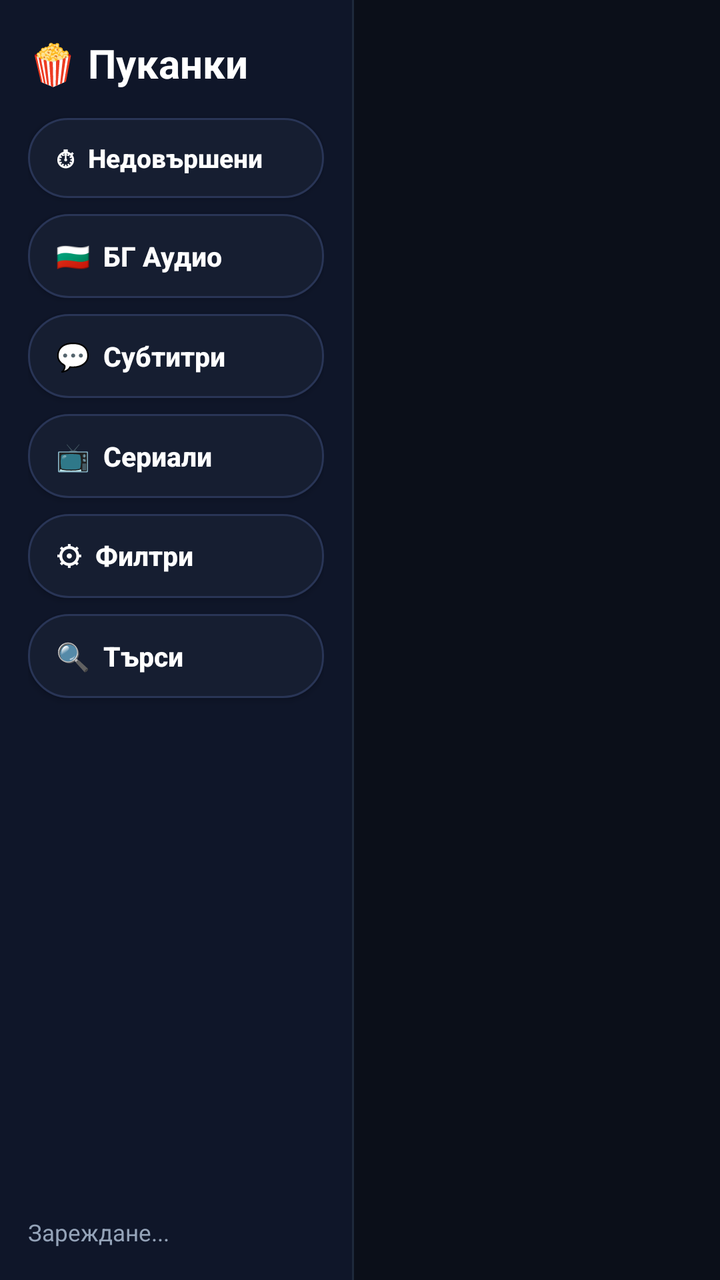
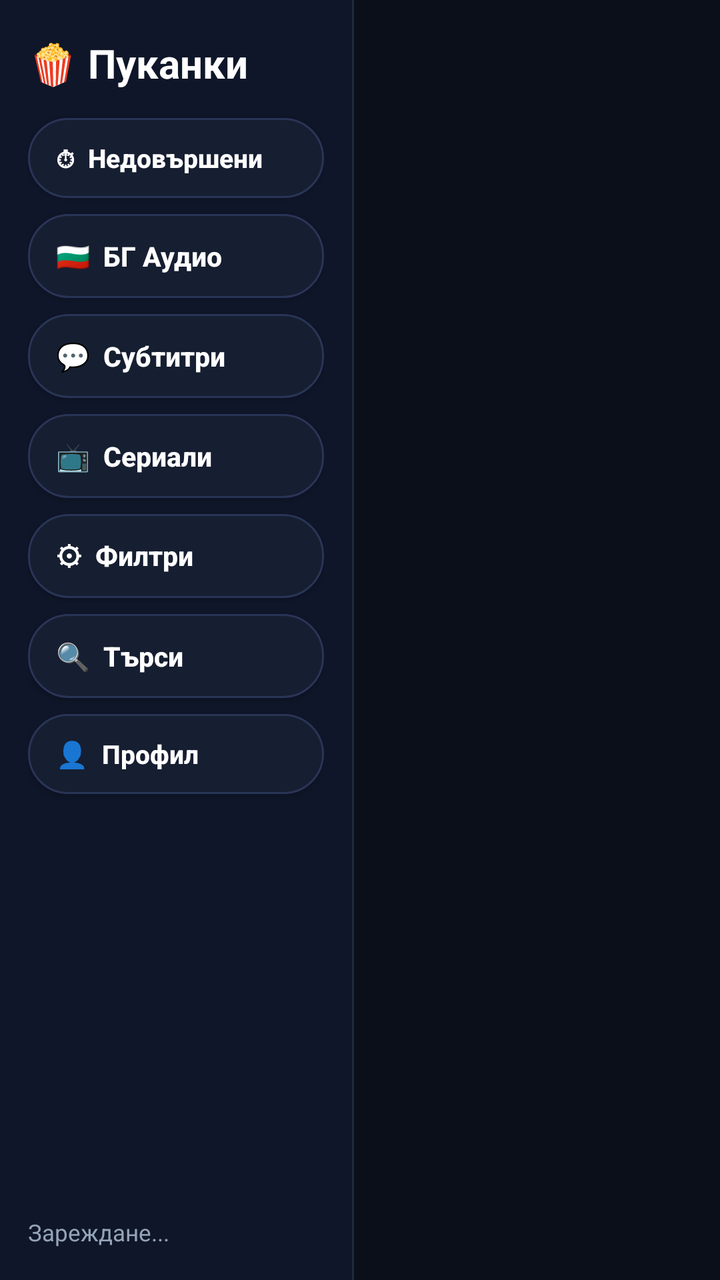

Screens rendered from an Android XML layout before and after an edit, with the pre-edit source and the edit as a unified diff.
<!-- AndroidManifest.xml: application theme Theme.PukankiTV -->
<!-- res/layout/activity_main.xml -->
<?xml version="1.0" encoding="utf-8"?>
<FrameLayout xmlns:android="http://schemas.android.com/apk/res/android"
    android:layout_width="match_parent"
    android:layout_height="match_parent"
    android:background="#0B0F19">

    
    <LinearLayout
        android:id="@+id/browseContainer"
        android:layout_width="match_parent"
        android:layout_height="match_parent"
        android:orientation="horizontal">

        
        <LinearLayout
            android:id="@+id/leftSidebar"
            android:layout_width="176dp"
            android:layout_height="match_parent"
            android:background="#0F1629"
            android:orientation="vertical"
            android:paddingLeft="14dp"
            android:paddingTop="18dp"
            android:paddingRight="14dp"
            android:paddingBottom="16dp">

            <TextView
                android:id="@+id/sidebarLogoText"
                android:layout_width="match_parent"
                android:layout_height="wrap_content"
                android:layout_marginBottom="14dp"
                android:gravity="center_vertical"
                android:text="🍿 Пуканки"
                android:textColor="#FFFFFF"
                android:textSize="20sp"
                android:textStyle="bold" />

            <Button
                android:id="@+id/tabContinueBtn"
                android:layout_width="match_parent"
                android:layout_height="40dp"
                android:layout_marginBottom="8dp"
                android:background="@drawable/bg_tab_selector"
                android:gravity="start|center_vertical"
                android:nextFocusRight="@id/moviesRecycler"
                android:paddingLeft="14dp"
                android:paddingRight="12dp"
                android:text="⏱  Недовършени"
                android:textAllCaps="false"
                android:textColor="#FFFFFF"
                android:textSize="13sp"
                android:textStyle="bold" />

            <Button
                android:id="@+id/tabBgBtn"
                android:layout_width="match_parent"
                android:layout_height="42dp"
                android:layout_marginBottom="8dp"
                android:background="@drawable/bg_tab_selector"
                android:gravity="start|center_vertical"
                android:nextFocusRight="@id/moviesRecycler"
                android:paddingLeft="14dp"
                android:paddingRight="12dp"
                android:text="🇧🇬  БГ Аудио"
                android:textAllCaps="false"
                android:textColor="#FFFFFF"
                android:textSize="13.5sp"
                android:textStyle="bold" />

            <Button
                android:id="@+id/tabSubBtn"
                android:layout_width="match_parent"
                android:layout_height="42dp"
                android:layout_marginBottom="8dp"
                android:background="@drawable/bg_tab_selector"
                android:gravity="start|center_vertical"
                android:nextFocusRight="@id/moviesRecycler"
                android:paddingLeft="14dp"
                android:paddingRight="12dp"
                android:text="💬  Субтитри"
                android:textAllCaps="false"
                android:textColor="#FFFFFF"
                android:textSize="13.5sp"
                android:textStyle="bold" />

            <Button
                android:id="@+id/tabSeriesBtn"
                android:layout_width="match_parent"
                android:layout_height="42dp"
                android:layout_marginBottom="8dp"
                android:background="@drawable/bg_tab_selector"
                android:gravity="start|center_vertical"
                android:nextFocusRight="@id/moviesRecycler"
                android:paddingLeft="14dp"
                android:paddingRight="12dp"
                android:text="📺  Сериали"
                android:textAllCaps="false"
                android:textColor="#FFFFFF"
                android:textSize="13.5sp"
                android:textStyle="bold" />

            <Button
                android:id="@+id/tabGenreBtn"
                android:layout_width="match_parent"
                android:layout_height="42dp"
                android:layout_marginBottom="8dp"
                android:background="@drawable/bg_tab_selector"
                android:gravity="start|center_vertical"
                android:nextFocusRight="@id/moviesRecycler"
                android:paddingLeft="14dp"
                android:paddingRight="12dp"
                android:text="⚙  Филтри"
                android:textAllCaps="false"
                android:textColor="#FFFFFF"
                android:textSize="13.5sp"
                android:textStyle="bold" />

            <Button
                android:id="@+id/tabSearchBtn"
                android:layout_width="match_parent"
                android:layout_height="42dp"
                android:background="@drawable/bg_tab_selector"
                android:gravity="start|center_vertical"
                android:nextFocusRight="@id/moviesRecycler"
                android:paddingLeft="14dp"
                android:paddingRight="12dp"
                android:text="🔍  Търси"
                android:textAllCaps="false"
                android:textColor="#FFFFFF"
                android:textSize="13.5sp"
                android:textStyle="bold" />

            <View
                android:layout_width="match_parent"
                android:layout_height="0dp"
                android:layout_weight="1" />

            <TextView
                android:id="@+id/statusText"
                android:layout_width="match_parent"
                android:layout_height="wrap_content"
                android:lineSpacingExtra="2dp"
                android:text="Зареждане..."
                android:textColor="#94A3B8"
                android:textSize="11.5sp" />
        </LinearLayout>

        
        <View
            android:layout_width="1dp"
            android:layout_height="match_parent"
            android:background="#1E293B" />

        
        <LinearLayout
            android:layout_width="0dp"
            android:layout_height="match_parent"
            android:layout_weight="1"
            android:orientation="vertical"
            android:paddingLeft="14dp"
            android:paddingTop="12dp"
            android:paddingRight="16dp"
            android:paddingBottom="8dp">

            
            <LinearLayout
                android:id="@+id/searchRow"
                android:layout_width="match_parent"
                android:layout_height="wrap_content"
                android:layout_marginBottom="10dp"
                android:gravity="center_vertical"
                android:orientation="horizontal"
                android:visibility="gone">

                <EditText
                    android:id="@+id/searchInput"
                    android:layout_width="0dp"
                    android:layout_height="42dp"
                    android:layout_marginEnd="10dp"
                    android:layout_weight="1"
                    android:background="@drawable/bg_btn_secondary"
                    android:hint="Въведи име на филм или сериал..."
                    android:imeOptions="actionSearch"
                    android:inputType="text"
                    android:paddingLeft="14dp"
                    android:paddingRight="14dp"
                    android:singleLine="true"
                    android:textColor="#FFFFFF"
                    android:textColorHint="#64748B"
                    android:textSize="14sp" />

                <Button
                    android:id="@+id/searchGoBtn"
                    android:layout_width="wrap_content"
                    android:layout_height="42dp"
                    android:background="@drawable/bg_btn_primary"
                    android:paddingLeft="18dp"
                    android:paddingRight="18dp"
                    android:text="Търси"
                    android:textAllCaps="false"
                    android:textColor="#FFFFFF"
                    android:textSize="14sp"
                    android:textStyle="bold" />
            </LinearLayout>

            
            <FrameLayout
                android:layout_width="match_parent"
                android:layout_height="0dp"
                android:layout_weight="1">

                <androidx.recyclerview.widget.RecyclerView
                    android:id="@+id/moviesRecycler"
                    android:layout_width="match_parent"
                    android:layout_height="match_parent"
                    android:clipToPadding="false"
                    android:paddingBottom="16dp" />

                <ProgressBar
                    android:id="@+id/mainProgress"
                    android:layout_width="48dp"
                    android:layout_height="48dp"
                    android:layout_gravity="center" />

                <TextView
                    android:id="@+id/emptyText"
                    android:layout_width="wrap_content"
                    android:layout_height="wrap_content"
                    android:layout_gravity="center"
                    android:text="Няма намерени филми."
                    android:textColor="#94A3B8"
                    android:textSize="16sp"
                    android:visibility="gone" />
            </FrameLayout>
        </LinearLayout>
    </LinearLayout>

    
    <FrameLayout
        android:id="@+id/detailOverlay"
        android:layout_width="match_parent"
        android:layout_height="match_parent"
        android:background="#F20B0F19"
        android:clickable="true"
        android:visibility="gone">

        <ImageView
            android:id="@+id/detailBackdrop"
            android:layout_width="match_parent"
            android:layout_height="match_parent"
            android:alpha="0.22"
            android:scaleType="centerCrop" />

        <LinearLayout
            android:layout_width="match_parent"
            android:layout_height="match_parent"
            android:gravity="center_vertical"
            android:orientation="horizontal"
            android:padding="36dp">

            <ImageView
                android:id="@+id/detailPoster"
                android:layout_width="220dp"
                android:layout_height="330dp"
                android:layout_marginEnd="32dp"
                android:background="#1E293B"
                android:scaleType="centerCrop" />

            <LinearLayout
                android:layout_width="0dp"
                android:layout_height="wrap_content"
                android:layout_weight="1"
                android:orientation="vertical">

                <TextView
                    android:id="@+id/detailTitle"
                    android:layout_width="match_parent"
                    android:layout_height="wrap_content"
                    android:text="Заглавие"
                    android:textColor="#FFFFFF"
                    android:textSize="30sp"
                    android:textStyle="bold" />

                <TextView
                    android:id="@+id/detailMeta"
                    android:layout_width="match_parent"
                    android:layout_height="wrap_content"
                    android:layout_marginTop="8dp"
                    android:text="1998 • ★ 7.3 • 99 мин • 🇧🇬 БГ Аудио"
                    android:textColor="#34D399"
                    android:textSize="15sp"
                    android:textStyle="bold" />

                <TextView
                    android:id="@+id/detailOverview"
                    android:layout_width="match_parent"
                    android:layout_height="wrap_content"
                    android:layout_marginTop="14dp"
                    android:lineSpacingMultiplier="1.25"
                    android:maxLines="5"
                    android:ellipsize="end"
                    android:text="Описание..."
                    android:textColor="#CBD5E1"
                    android:textSize="15sp" />

                
                <LinearLayout
                    android:layout_width="match_parent"
                    android:layout_height="wrap_content"
                    android:layout_marginTop="22dp"
                    android:orientation="horizontal">

                    <Button
                        android:id="@+id/detailPlayBtn"
                        android:layout_width="wrap_content"
                        android:layout_height="48dp"
                        android:layout_marginEnd="14dp"
                        android:background="@drawable/bg_btn_primary"
                        android:paddingLeft="28dp"
                        android:paddingRight="28dp"
                        android:text="▶ ГЛЕДАЙ СЕГА"
                        android:textAllCaps="false"
                        android:textColor="#FFFFFF"
                        android:textSize="16sp"
                        android:textStyle="bold" />

                    <Button
                        android:id="@+id/detailBackBtn"
                        android:layout_width="wrap_content"
                        android:layout_height="48dp"
                        android:background="@drawable/bg_btn_secondary"
                        android:paddingLeft="20dp"
                        android:paddingRight="20dp"
                        android:text="← Назад"
                        android:textAllCaps="false"
                        android:textColor="#E2E8F0"
                        android:textSize="15sp" />
                </LinearLayout>

                
                <TextView
                    android:layout_width="wrap_content"
                    android:layout_height="wrap_content"
                    android:layout_marginTop="18dp"
                    android:layout_marginBottom="8dp"
                    android:text="Избери конкретен плеър:"
                    android:textColor="#94A3B8"
                    android:textSize="13sp" />

                <HorizontalScrollView
                    android:layout_width="match_parent"
                    android:layout_height="wrap_content"
                    android:scrollbars="none">

                    <LinearLayout
                        android:id="@+id/detailSourcesContainer"
                        android:layout_width="wrap_content"
                        android:layout_height="wrap_content"
                        android:orientation="horizontal" />
                </HorizontalScrollView>
            </LinearLayout>
        </LinearLayout>
    </FrameLayout>

    
    <LinearLayout
        android:id="@+id/filtersOverlay"
        android:layout_width="match_parent"
        android:layout_height="match_parent"
        android:background="#F50B0F19"
        android:orientation="vertical"
        android:paddingLeft="32dp"
        android:paddingTop="22dp"
        android:paddingRight="32dp"
        android:paddingBottom="18dp"
        android:visibility="gone">

        
        <LinearLayout
            android:layout_width="match_parent"
            android:layout_height="wrap_content"
            android:layout_marginBottom="14dp"
            android:gravity="center_vertical"
            android:orientation="horizontal">

            <TextView
                android:layout_width="0dp"
                android:layout_height="wrap_content"
                android:layout_weight="1"
                android:text="⚙ Филтри и сортиране"
                android:textColor="#FFFFFF"
                android:textSize="22sp"
                android:textStyle="bold" />

            <Button
                android:id="@+id/filtersApplyBtn"
                android:layout_width="wrap_content"
                android:layout_height="40dp"
                android:layout_marginEnd="10dp"
                android:background="@drawable/bg_btn_primary"
                android:paddingLeft="20dp"
                android:paddingRight="20dp"
                android:text="✓ Приложи"
                android:textAllCaps="false"
                android:textColor="#FFFFFF"
                android:textSize="14sp"
                android:textStyle="bold" />

            <Button
                android:id="@+id/filtersResetBtn"
                android:layout_width="wrap_content"
                android:layout_height="40dp"
                android:layout_marginEnd="10dp"
                android:background="@drawable/bg_btn_secondary"
                android:paddingLeft="16dp"
                android:paddingRight="16dp"
                android:text="✕ Изчисти"
                android:textAllCaps="false"
                android:textColor="#FFFFFF"
                android:textSize="14sp" />

            <Button
                android:id="@+id/filtersCloseBtn"
                android:layout_width="wrap_content"
                android:layout_height="40dp"
                android:background="@drawable/bg_btn_secondary"
                android:paddingLeft="16dp"
                android:paddingRight="16dp"
                android:text="← Назад"
                android:textAllCaps="false"
                android:textColor="#E2E8F0"
                android:textSize="14sp" />
        </LinearLayout>

        <ScrollView
            android:layout_width="match_parent"
            android:layout_height="0dp"
            android:layout_weight="1"
            android:scrollbars="none">

            <LinearLayout
                android:layout_width="match_parent"
                android:layout_height="wrap_content"
                android:orientation="vertical"
                android:paddingBottom="16dp">

                
                <TextView
                    android:layout_width="wrap_content"
                    android:layout_height="wrap_content"
                    android:layout_marginBottom="6dp"
                    android:text="↕ Сортиране"
                    android:textColor="#34D399"
                    android:textSize="14sp"
                    android:textStyle="bold" />

                <HorizontalScrollView
                    android:layout_width="match_parent"
                    android:layout_height="wrap_content"
                    android:layout_marginBottom="14dp"
                    android:scrollbars="none">

                    <LinearLayout
                        android:id="@+id/filterSortRow"
                        android:layout_width="wrap_content"
                        android:layout_height="wrap_content"
                        android:orientation="horizontal" />
                </HorizontalScrollView>

                
                <TextView
                    android:layout_width="wrap_content"
                    android:layout_height="wrap_content"
                    android:layout_marginBottom="6dp"
                    android:text="🎭 Жанрове   (1 клик = ✓ Включи зелено • 2 клика = ✕ Изключи червено • 3 клика = Изчисти)"
                    android:textColor="#34D399"
                    android:textSize="14sp"
                    android:textStyle="bold" />

                <LinearLayout
                    android:id="@+id/filterGenresWrap"
                    android:layout_width="match_parent"
                    android:layout_height="wrap_content"
                    android:layout_marginBottom="14dp"
                    android:orientation="vertical" />

                
                <TextView
                    android:layout_width="wrap_content"
                    android:layout_height="wrap_content"
                    android:layout_marginBottom="6dp"
                    android:text="📅 Година на издаване"
                    android:textColor="#34D399"
                    android:textSize="14sp"
                    android:textStyle="bold" />

                <HorizontalScrollView
                    android:layout_width="match_parent"
                    android:layout_height="wrap_content"
                    android:layout_marginBottom="14dp"
                    android:scrollbars="none">

                    <LinearLayout
                        android:id="@+id/filterYearRow"
                        android:layout_width="wrap_content"
                        android:layout_height="wrap_content"
                        android:orientation="horizontal" />
                </HorizontalScrollView>

                
                <TextView
                    android:layout_width="wrap_content"
                    android:layout_height="wrap_content"
                    android:layout_marginBottom="6dp"
                    android:text="⏱ Времетраене"
                    android:textColor="#34D399"
                    android:textSize="14sp"
                    android:textStyle="bold" />

                <HorizontalScrollView
                    android:layout_width="match_parent"
                    android:layout_height="wrap_content"
                    android:layout_marginBottom="14dp"
                    android:scrollbars="none">

                    <LinearLayout
                        android:id="@+id/filterDurationRow"
                        android:layout_width="wrap_content"
                        android:layout_height="wrap_content"
                        android:orientation="horizontal" />
                </HorizontalScrollView>

                
                <TextView
                    android:layout_width="wrap_content"
                    android:layout_height="wrap_content"
                    android:layout_marginBottom="6dp"
                    android:text="▶ Конкретен плеър"
                    android:textColor="#34D399"
                    android:textSize="14sp"
                    android:textStyle="bold" />

                <HorizontalScrollView
                    android:layout_width="match_parent"
                    android:layout_height="wrap_content"
                    android:scrollbars="none">

                    <LinearLayout
                        android:id="@+id/filterPlayerRow"
                        android:layout_width="wrap_content"
                        android:layout_height="wrap_content"
                        android:orientation="horizontal" />
                </HorizontalScrollView>
            </LinearLayout>
        </ScrollView>
    </LinearLayout>
</FrameLayout>
<!-- resources referenced by this layout -->
<resources>
  <!-- drawable bg_btn_primary (drawable) -->
  <?xml version="1.0" encoding="utf-8"?>
  <selector xmlns:android="http://schemas.android.com/apk/res/android">
      <item android:state_focused="true">
          <shape android:shape="rectangle">
              <solid android:color="#10B981" />
              <stroke android:width="3dp" android:color="#FFFFFF" />
              <corners android:radius="12dp" />
          </shape>
      </item>
      <item>
          <shape android:shape="rectangle">
              <solid android:color="#059669" />
              <stroke android:width="1dp" android:color="#34D399" />
              <corners android:radius="12dp" />
          </shape>
      </item>
  </selector>
  <!-- drawable bg_btn_secondary (drawable) -->
  <?xml version="1.0" encoding="utf-8"?>
  <selector xmlns:android="http://schemas.android.com/apk/res/android">
      <item android:state_focused="true">
          <shape android:shape="rectangle">
              <solid android:color="#7C3AED" />
              <stroke android:width="3dp" android:color="#FFFFFF" />
              <corners android:radius="10dp" />
          </shape>
      </item>
      <item>
          <shape android:shape="rectangle">
              <solid android:color="#1E293B" />
              <stroke android:width="1dp" android:color="#475569" />
              <corners android:radius="10dp" />
          </shape>
      </item>
  </selector>
  <!-- drawable bg_tab_selector (drawable) -->
  <?xml version="1.0" encoding="utf-8"?>
  <selector xmlns:android="http://schemas.android.com/apk/res/android">
      <item android:state_focused="true">
          <shape android:shape="rectangle">
              <solid android:color="#7C3AED" />
              <stroke android:width="2dp" android:color="#FFFFFF" />
              <corners android:radius="20dp" />
          </shape>
      </item>
      <item android:state_selected="true">
          <shape android:shape="rectangle">
              <solid android:color="#5B21B6" />
              <stroke android:width="1dp" android:color="#A78BFA" />
              <corners android:radius="20dp" />
          </shape>
      </item>
      <item>
          <shape android:shape="rectangle">
              <solid android:color="#161E31" />
              <stroke android:width="1dp" android:color="#293556" />
              <corners android:radius="20dp" />
          </shape>
      </item>
  </selector>
  <style name="Theme.PukankiTV" parent="Theme.AppCompat.NoActionBar">
          <item name="android:windowNoTitle">true</item>
          <item name="android:windowActionBar">false</item>
          <item name="android:windowFullscreen">true</item>
          <item name="android:windowBackground">#0B0F19</item>
          <item name="colorPrimary">#7C3AED</item>
          <item name="colorAccent">#10B981</item>
      </style>
</resources>

<!-- the commit's change to res/layout/activity_main.xml (unified diff, before → after) -->
@@ -118,6 +118,7 @@
                 android:id="@+id/tabSearchBtn"
                 android:layout_width="match_parent"
                 android:layout_height="42dp"
+                android:layout_marginBottom="8dp"
                 android:background="@drawable/bg_tab_selector"
                 android:gravity="start|center_vertical"
                 android:nextFocusRight="@id/moviesRecycler"
@@ -127,6 +128,21 @@
                 android:textAllCaps="false"
                 android:textColor="#FFFFFF"
                 android:textSize="13.5sp"
+                android:textStyle="bold" />
+
+            <Button
+                android:id="@+id/tabProfileBtn"
+                android:layout_width="match_parent"
+                android:layout_height="40dp"
+                android:background="@drawable/bg_tab_selector"
+                android:gravity="start|center_vertical"
+                android:nextFocusRight="@id/moviesRecycler"
+                android:paddingLeft="14dp"
+                android:paddingRight="12dp"
+                android:text="👤  Профил"
+                android:textAllCaps="false"
+                android:textColor="#FFFFFF"
+                android:textSize="13sp"
                 android:textStyle="bold" />
 
             <View
@@ -553,4 +569,79 @@
             </LinearLayout>
         </ScrollView>
     </LinearLayout>
+
+    
+    <LinearLayout
+        android:id="@+id/profileOverlay"
+        android:layout_width="match_parent"
+        android:layout_height="match_parent"
+        android:background="#F70B0F19"
+        android:gravity="center"
+        android:orientation="vertical"
+        android:padding="36dp"
+        android:visibility="gone">
+
+        <TextView
+            android:layout_width="wrap_content"
+            android:layout_height="wrap_content"
+            android:text="👤 Кой гледа?"
+            android:textColor="#FFFFFF"
+            android:textSize="30sp"
+            android:textStyle="bold" />
+
+        <TextView
+            android:layout_width="wrap_content"
+            android:layout_height="wrap_content"
+            android:layout_marginTop="6dp"
+            android:layout_marginBottom="28dp"
+            android:text="Всеки профил пази собствени филтри, сортиране и недовършени филми"
+            android:textColor="#94A3B8"
+            android:textSize="14sp" />
+
+        <HorizontalScrollView
+            android:layout_width="wrap_content"
+            android:layout_height="wrap_content"
+            android:scrollbars="none">
+
+            <LinearLayout
+                android:id="@+id/profileCardsRow"
+                android:layout_width="wrap_content"
+                android:layout_height="wrap_content"
+                android:gravity="center"
+                android:orientation="horizontal" />
+        </HorizontalScrollView>
+
+        <LinearLayout
+            android:layout_width="wrap_content"
+            android:layout_height="wrap_content"
+            android:layout_marginTop="28dp"
+            android:orientation="horizontal">
+
+            <Button
+                android:id="@+id/profileAddBtn"
+                android:layout_width="wrap_content"
+                android:layout_height="44dp"
+                android:layout_marginEnd="14dp"
+                android:background="@drawable/bg_btn_primary"
+                android:paddingLeft="22dp"
+                android:paddingRight="22dp"
+                android:text="➕ Нов профил"
+                android:textAllCaps="false"
+                android:textColor="#FFFFFF"
+                android:textSize="15sp"
+                android:textStyle="bold" />
+
+            <Button
+                android:id="@+id/profileCloseBtn"
+                android:layout_width="wrap_content"
+                android:layout_height="44dp"
+                android:background="@drawable/bg_btn_secondary"
+                android:paddingLeft="20dp"
+                android:paddingRight="20dp"
+                android:text="← Назад"
+                android:textAllCaps="false"
+                android:textColor="#E2E8F0"
+                android:textSize="15sp" />
+        </LinearLayout>
+    </LinearLayout>
 </FrameLayout>
